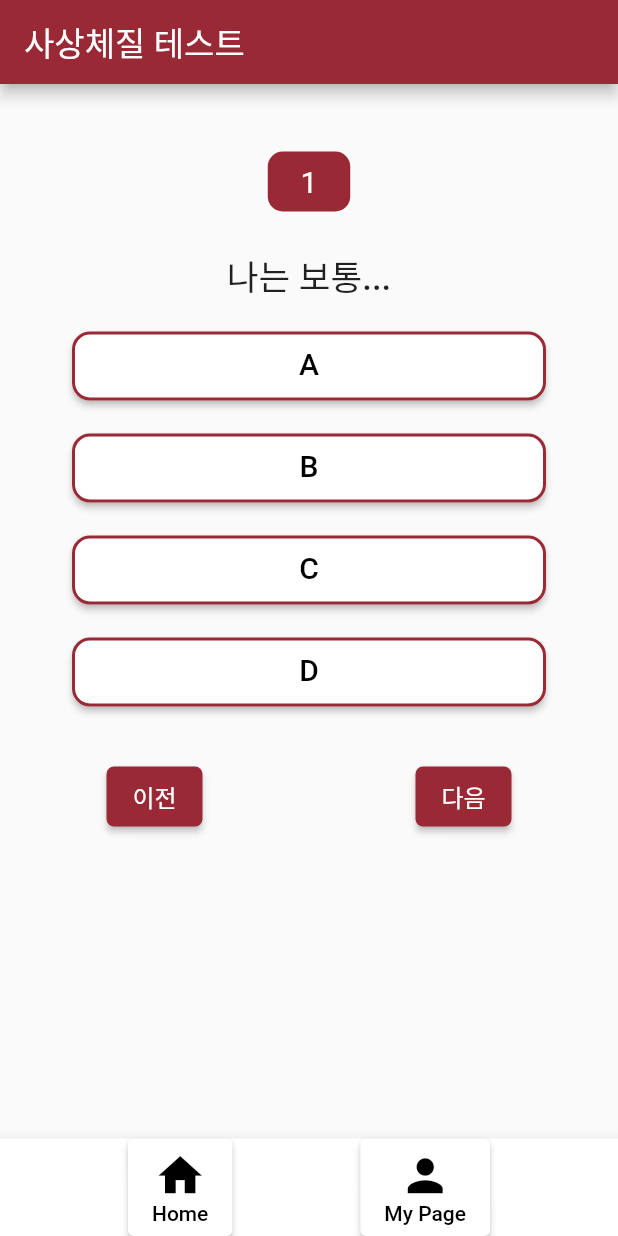
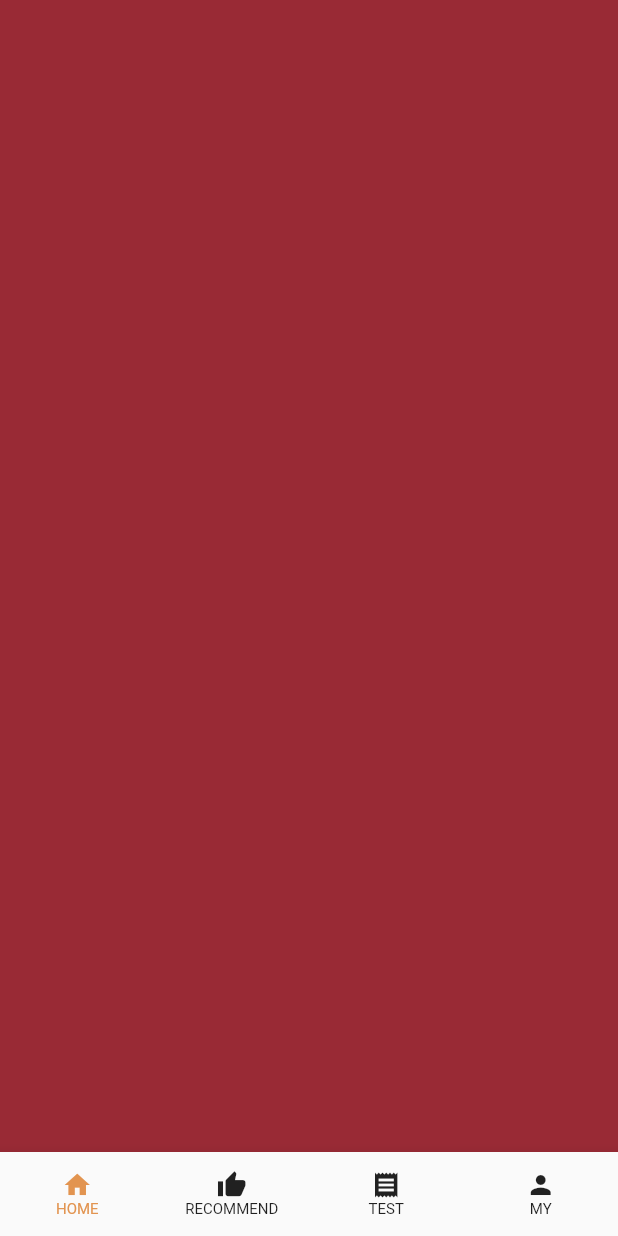
Before and after one commit to jisoosoo/Algoriju, a Flutter app: the screen it shows after launch, on a phone screen of 412 x 824 dp. Run offline on Flutter 3.47's test engine with Material 2 defaults, Android fonts, the phone set to English and light mode, and no system bars.

Commit message:
initial commit

```diff
--- a/lib/main.dart
+++ b/lib/main.dart
@@ -13,11 +13,67 @@ class MyApp extends StatelessWidget {
   @override
   Widget build(BuildContext context) {
     return MaterialApp(
-      title: 'Algori-ju',
+      title: 'Algoriju',
       theme: ThemeData(
-        primarySwatch: Colors.grey
+        primarySwatch: Colors.grey,
+        backgroundColor: AppColor.mainColor,
+        scaffoldBackgroundColor: AppColor.mainColor,
       ),
-      home: const SaSangTest(title: '사상체질 테스트'),
+      home: const HomePage(),
     );
   }
 }
+
+class HomePage extends StatefulWidget {
+  const HomePage({Key? key}) : super(key: key);
+
+  @override
+  State<HomePage> createState() {
+    return _HomePageState();
+  }
+}
+
+class _HomePageState extends State<HomePage> {
+  int _idx = 0;
+
+  @override
+  Widget build(BuildContext context) {
+    return Scaffold(
+      body: Column(
+        children: [],
+      ),
+      bottomNavigationBar: BottomNavigationBar(
+        items: const [
+          BottomNavigationBarItem(
+            icon: Icon(Icons.home, size: 20,),
+            label: 'HOME',
+          ),
+          BottomNavigationBarItem(
+            icon: Icon(Icons.thumb_up, size: 20,),
+            label: 'RECOMMEND',
+          ),
+          BottomNavigationBarItem(
+            icon: Icon(Icons.receipt, size: 20,),
+            label: 'TEST',
+          ),
+          BottomNavigationBarItem(
+            icon: Icon(Icons.person, size: 20,),
+            label: 'MY',
+          ),
+        ],
+        currentIndex: _idx,
+        onTap: (index){
+          setState(() {
+            _idx = index;
+          });
+        },
+        selectedItemColor: AppColor.selectedColor,
+        unselectedItemColor: Colors.black87,
+        showUnselectedLabels: true,
+        selectedFontSize: 10,
+        unselectedFontSize: 10,
+        type: BottomNavigationBarType.fixed,
+      )
+    );
+  }
+}
--- a/lib/sasangtest.dart
+++ b/lib/sasangtest.dart
@@ -14,6 +14,7 @@ class SaSangTest extends StatefulWidget {
 class _SaSangTestState extends State<SaSangTest> {
   int questionNum = 1;
   List<List<String>> questions = List.generate(16, (i) => ['']).toList();
+  int _idx = 1;
 
   @override
   Widget build(BuildContext context) {
@@ -186,51 +187,36 @@ class _SaSangTestState extends State<SaSangTest> {
           ),
         ],
       ),
-      bottomNavigationBar: SizedBox(
-        height: 65,
-        child: BottomAppBar(
-          child: Row(
-            mainAxisAlignment: MainAxisAlignment.spaceEvenly,
-            children: [
-              ElevatedButton(
-                onPressed: (){},
-                style: ElevatedButton.styleFrom(
-                  backgroundColor: Colors.white,
-                  primary: Colors.transparent,
-                  onPrimary: Colors.black,
-                ),
-                child: Column(
-                  mainAxisAlignment: MainAxisAlignment.center,
-                  children: const [
-                    Icon(
-                      Icons.home,
-                      size: 35,
-                    ),
-                    Text('Home'),
-                  ],
-                ),
-              ),
-              ElevatedButton(
-                onPressed: (){},
-                style: ElevatedButton.styleFrom(
-                  backgroundColor: Colors.white,
-                  primary: Colors.transparent,
-                  onPrimary: Colors.black,
-                ),
-                child: Column(
-                  mainAxisAlignment: MainAxisAlignment.center,
-                  children: const [
-                    Icon(
-                      Icons.person,
-                      size: 35,
-                    ),
-                    Text('My Page'),
-                  ],
-                ),
-              ),
-            ],
+      bottomNavigationBar: BottomNavigationBar(
+        items: const [
+          BottomNavigationBarItem(
+            icon: Icon(Icons.home, size: 20,),
+            label: 'HOME',
           ),
-        ),
+          BottomNavigationBarItem(
+            icon: Icon(Icons.thumb_up, size: 20,),
+            label: 'RECOMMEND',
+          ),
+          BottomNavigationBarItem(
+            icon: Icon(Icons.receipt, size: 20,),
+            label: 'TEST',
+          ),
+          BottomNavigationBarItem(
+            icon: Icon(Icons.person, size: 20,),
+            label: 'MY',
+          ),
+        ],
+        currentIndex: _idx,
+        onTap: (index){
+          setState(() {
+            _idx = index;
+          });
+        },
+        selectedItemColor: AppColor.selectedColor,
+        unselectedItemColor: Colors.black87,
+        showUnselectedLabels: true,
+        selectedFontSize: 12,
+        unselectedFontSize: 10,
       ),
     );
   }
--- a/lib/style.dart
+++ b/lib/style.dart
@@ -4,4 +4,5 @@ class AppColor extends Color{
   AppColor(super.value);
 
   static const mainColor = Color(0xFF992A35);
+  static const selectedColor = Color(0xFFE29450);
 }
```
